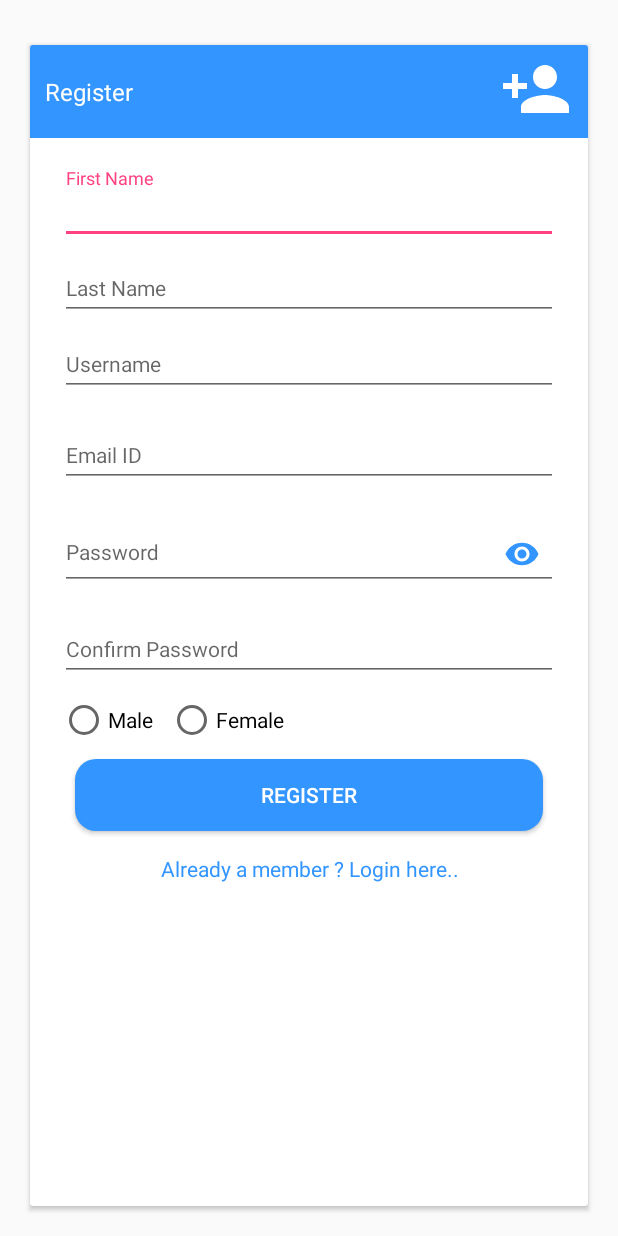
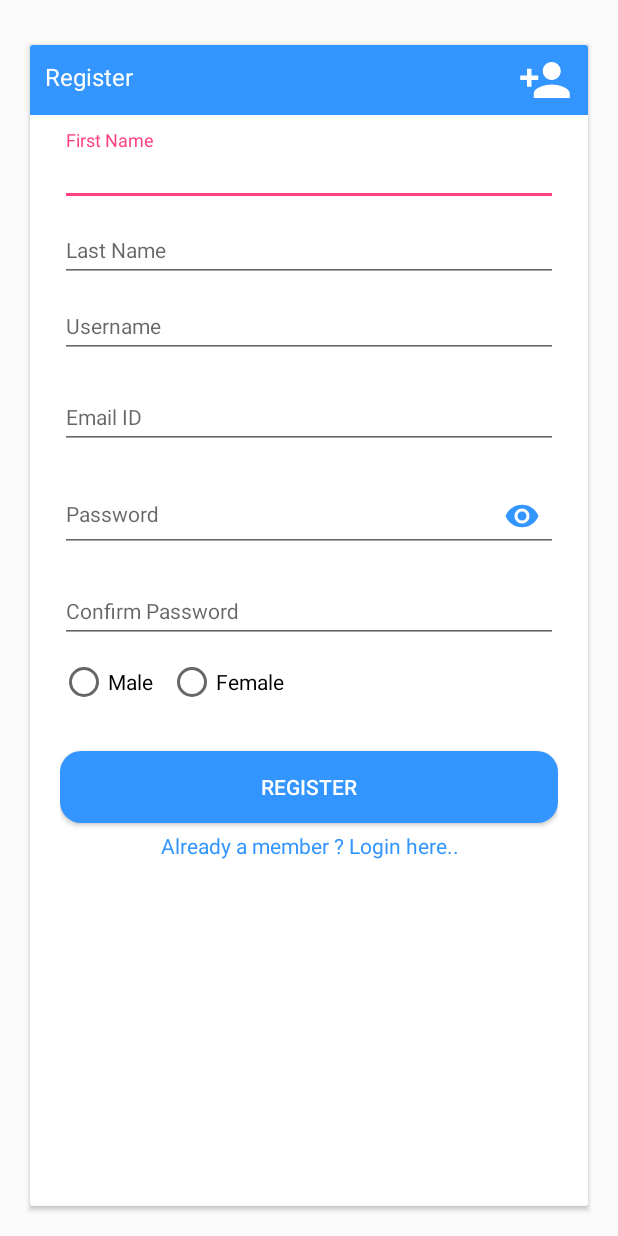
Before and after one commit to ZafarQuaere/DemoApp, an Android app: the RegisterActivity screen opened directly, with no data from a screen before it, on a phone screen of 412 x 824 dp. Run offline under Robolectric (Android 15) with nearby library versions, the phone set to English and light mode, and no system bars; our stand-ins replace Volley.

```diff
--- a/app/src/main/res/drawable/ic_person_add.xml
+++ b/app/src/main/res/drawable/ic_person_add.xml
@@ -1,5 +1,11 @@
-<vector android:autoMirrored="true" android:height="48dp"
-    android:tint="#FFFFFF" android:viewportHeight="24.0"
-    android:viewportWidth="24.0" android:width="48dp" xmlns:android="http://schemas.android.com/apk/res/android">
-    <path android:fillColor="#FF000000" android:pathData="M15,12c2.21,0 4,-1.79 4,-4s-1.79,-4 -4,-4 -4,1.79 -4,4 1.79,4 4,4zM6,10L6,7L4,7v3L1,10v2h3v3h2v-3h3v-2L6,10zM15,14c-2.67,0 -8,1.34 -8,4v2h16v-2c0,-2.66 -5.33,-4 -8,-4z"/>
+<vector xmlns:android="http://schemas.android.com/apk/res/android"
+    android:width="36dp"
+    android:height="36dp"
+    android:autoMirrored="true"
+    android:tint="#FFFFFF"
+    android:viewportWidth="24.0"
+    android:viewportHeight="24.0">
+    <path
+        android:fillColor="#FF000000"
+        android:pathData="M15,12c2.21,0 4,-1.79 4,-4s-1.79,-4 -4,-4 -4,1.79 -4,4 1.79,4 4,4zM6,10L6,7L4,7v3L1,10v2h3v3h2v-3h3v-2L6,10zM15,14c-2.67,0 -8,1.34 -8,4v2h16v-2c0,-2.66 -5.33,-4 -8,-4z" />
 </vector>
--- a/app/src/main/res/layout/activity_register.xml
+++ b/app/src/main/res/layout/activity_register.xml
@@ -28,7 +28,7 @@
                     android:layout_width="wrap_content"
                     android:layout_height="wrap_content"
                     android:paddingHorizontal="@dimen/_10dp"
-                    android:paddingVertical="@dimen/_20dp"
+                    android:paddingVertical="@dimen/_10dp"
                     android:text="@string/register"
                     android:textColor="@color/colorWhite"
                     android:textSize="@dimen/large_text" />
@@ -52,7 +52,7 @@
                     android:id="@+id/lytInputs"
                     android:layout_width="match_parent"
                     android:layout_height="wrap_content"
-                    android:layout_marginTop="@dimen/_20dp"
+                    android:layout_marginTop="@dimen/_10dp"
                     android:orientation="vertical"
                     android:paddingLeft="@dimen/_20dp"
                     android:paddingRight="@dimen/_20dp">
@@ -185,7 +185,7 @@
                         android:id="@+id/btnRegister"
                         android:layout_width="match_parent"
                         android:layout_height="wrap_content"
-                        android:layout_margin="@dimen/_10dp"
+                        android:layout_marginTop="@dimen/_30dp"
                         android:background="@drawable/rounded_background"
                         android:text="@string/register"
                         android:textColor="@color/colorWhite"
@@ -195,14 +195,14 @@
                         android:id="@+id/txtLogin"
                         android:layout_width="match_parent"
                         android:layout_height="wrap_content"
-                        android:layout_marginTop="@dimen/_5dp"
+                        android:layout_marginVertical="@dimen/_5dp"
                         android:gravity="center_horizontal"
                         android:text="@string/already_member_login_here"
                         android:textColor="@color/bg_screen3" />
 
                     <View
                         android:layout_width="match_parent"
-                        android:layout_height="@dimen/_10dp" />
+                        android:layout_height="@dimen/_30dp" />
 
                 </LinearLayout>
 
```
